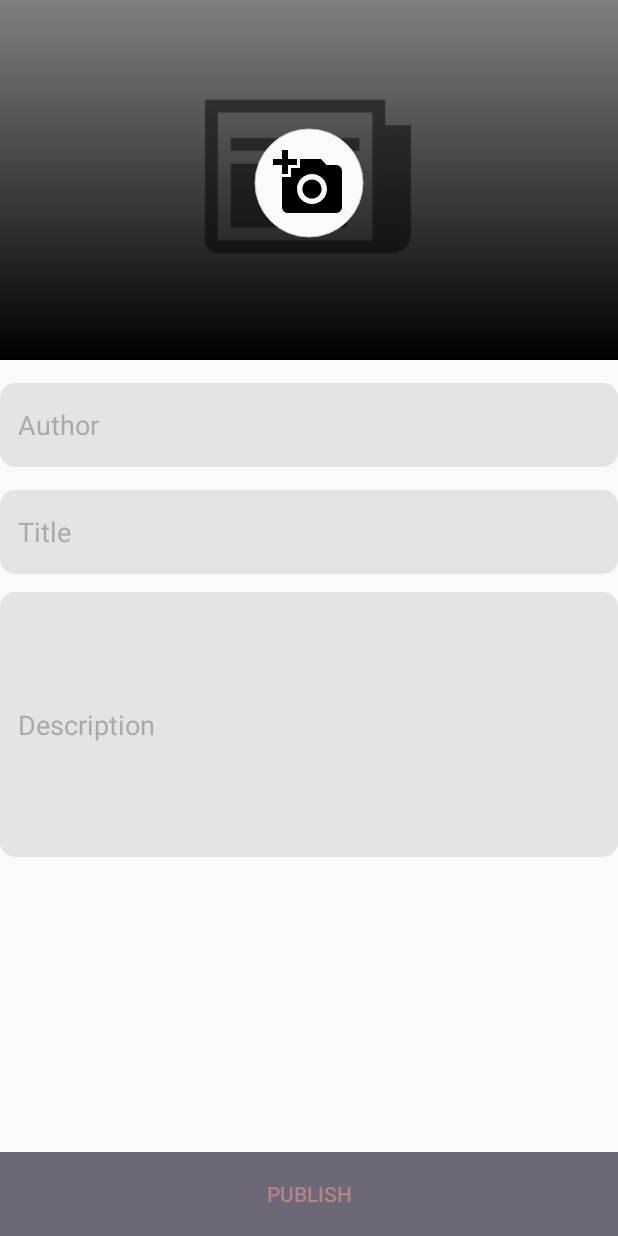
After one commit to ankitmhatre/beingblog, an Android app: the WriteBlog screen opened directly, with no data from a screen before it, on a phone screen of 412 x 824 dp. The commit adds this screen. Run offline under Robolectric (Android 15) with nearby library versions, the phone set to English and light mode, and no system bars; our stand-ins replace Firebase (no records; nobody signed in at launch, a user with empty details on screens opened directly).

Commit message:
Changed fragment to activity

```diff
--- a/app/src/main/AndroidManifest.xml
+++ b/app/src/main/AndroidManifest.xml
@@ -1,6 +1,10 @@
 <?xml version="1.0" encoding="utf-8"?>
 <manifest xmlns:android="http://schemas.android.com/apk/res/android"
     package="being.test.app">
+
+
+    <uses-permission android:name="android.permission.INTERNET" />
+    <uses-permission android:name="android.permission.CAMERA" />
 
     <application
         android:allowBackup="true"
@@ -29,6 +33,7 @@
         <activity android:name=".CreateBlogActivity" android:theme="@style/AppTheme.NoActionBar" />
         <activity android:name=".ListAllBlogs" android:theme="@style/AppTheme.NoActionBar" />
         <activity android:name=".FullViewActivity" android:theme="@style/AppTheme.NoActionBar" />
+        <activity android:name=".WriteBlog" android:theme="@style/AppTheme.NoActionBar" />
 
 
     </application>
--- /dev/null
+++ b/app/src/main/java/being/test/app/WriteBlog.kt
@@ -0,0 +1,267 @@
+package being.test.app
+
+
+
+import android.app.Activity
+import android.app.ActivityManager
+import android.content.ActivityNotFoundException
+import android.content.Intent
+import android.graphics.Bitmap
+import android.net.Uri
+import android.os.Bundle
+import android.provider.MediaStore
+import android.util.Log
+import android.view.Gravity
+import android.view.View
+import android.widget.*
+import androidx.appcompat.app.AppCompatActivity
+import androidx.appcompat.widget.AppCompatImageView
+import being.test.app.firestoreutils.FirebaseFunctions
+import being.test.app.firestoreutils.FirebaseFunctionsResponse
+
+import com.google.android.material.snackbar.Snackbar
+import com.google.android.material.textfield.TextInputEditText
+import com.google.firebase.auth.FirebaseAuth
+import com.google.firebase.auth.FirebaseUser
+import com.google.firebase.firestore.FirebaseFirestore
+import com.google.firebase.storage.FirebaseStorage
+
+import org.json.JSONObject
+import retrofit2.Call
+import retrofit2.Callback
+import retrofit2.Response
+import java.io.File
+import java.io.Serializable
+
+
+class WriteBlog :AppCompatActivity(), FirebaseFunctionsResponse {
+    val PICK_IMAGE = 827
+    val PICK_VIDEO = 828
+    val PICK_AUDIO = 829
+    private var TAG = WriteBlog::class.java.simpleName
+    lateinit var reporters_article_upload_imageview: AppCompatImageView
+    lateinit var camera_button :ColorCircle
+    lateinit var reporters_article_posting_as: TextView
+    private var pictureUri: Uri? = null
+    lateinit var reporters_article_send_btn: Button
+    lateinit var reporters_article_input_title: TextInputEditText
+    lateinit var reporters_article_input_content: TextInputEditText
+    lateinit var reporters_article_pb: ProgressBar
+    lateinit var fileName: TextView
+    lateinit var postArticleSpinner: Spinner
+    private var media_type = "image"
+    lateinit var selectedMedia: String
+    var stringcategory = ArrayList<String>()
+    lateinit var user: FirebaseUser
+    val db = FirebaseFirestore.getInstance()
+    val fbAuth = FirebaseAuth.getInstance()
+
+
+
+    override fun onCreate(savedInstanceState: Bundle?) {
+        super.onCreate(savedInstanceState)
+        setContentView(R.layout.write_blog_layout)
+        user = fbAuth.currentUser as FirebaseUser
+        reporters_article_upload_imageview = findViewById(R.id.reporters_article_upload_imageview)
+        camera_button = findViewById(R.id.camera_button)
+        reporters_article_posting_as = findViewById(R.id.reporters_article_input_author)
+        reporters_article_pb = findViewById(R.id.reporters_article_pb)
+        reporters_article_send_btn = findViewById(R.id.reporters_article_send_btn)
+        reporters_article_input_title = findViewById(R.id.reporters_article_input_title)
+        reporters_article_input_content = findViewById(R.id.reporters_article_input_content)
+
+
+
+        //run and api call to populate categories
+        reporters_article_pb.visibility = View.GONE
+        reporters_article_send_btn.visibility = View.VISIBLE
+
+
+        if (user != null) {
+            reporters_article_posting_as.text = user.displayName
+            reporters_article_posting_as.isEnabled = false
+        }
+
+
+        reporters_article_send_btn.setOnClickListener {
+            reporters_article_pb.visibility = View.VISIBLE
+            reporters_article_send_btn.visibility = View.GONE
+            reporters_article_send_btn.isEnabled = false
+            validateAndUpload()
+        }
+
+        // reporters_article_posting_as.text = "-by " + intent.extras!!.getString("full_name")
+        camera_button.setOnClickListener {
+            pictureUri = null
+            openImagePicker()
+            media_type = "image"
+        }
+
+
+    }
+
+
+    private fun validateAndUpload() {
+        var newNid = -1
+
+        if (reporters_article_input_title.text!!.length > 5 && reporters_article_input_content.text!!.length > 10) {
+            val storageRef = FirebaseStorage.getInstance().reference
+
+
+            if (pictureUri != null) {
+                db.collection("data/v1/news")
+                    .get()
+                    .addOnSuccessListener { result ->
+
+                        result.forEach {
+                            if (it.get("nid") as Long > newNid) {
+                                newNid = "${it.get("nid")}".toInt()
+                            }
+                        }
+                        newNid++
+
+
+                        val filePath = FirebaseFunctions().getRealPathFromURI(this, pictureUri!!)
+                        if (filePath != null) {
+                            val file = File(filePath)
+
+
+                            val extensionFunctionType = Utilities.getMimeType(this, pictureUri)
+                            // Log.d("UPLOAD", "${extensionFunctionType}")
+                            val newfilename = System.currentTimeMillis()
+                            val riversRef = storageRef.child("news_media/${newfilename}.$extensionFunctionType")
+                            val uploadTask = riversRef.putFile(pictureUri!!)
+
+
+// Register observers to listen for when the download is done or if it fails
+                            uploadTask
+                                .addOnFailureListener {
+                                    // Handle unsuccessful uploads
+                                    reporters_article_pb.visibility = View.GONE
+                                    reporters_article_send_btn.isEnabled = true
+                                    reporters_article_send_btn.visibility = View.VISIBLE
+                                    //failed
+                                }
+                                .addOnSuccessListener {
+                                    // taskSnapshot.metadata contains file metadata such as size, content-type, etc.
+                                    // ...
+                                    val a = File(it.uploadSessionUri?.encodedPath)
+                                    Log.d("Uploaded", "$a")
+                                    Log.d("Uploaded", "${riversRef.path}")
+                                    Log.d("Uploaded", "${it.uploadSessionUri}")
+                                    val cUser = FirebaseAuth.getInstance().currentUser
+
+
+                                    val j = hashMapOf(
+                                        "nid" to newNid,
+                                        "media_type" to media_type,
+                                        "category_name" to postArticleSpinner.selectedItem,
+                                        "category_id" to postArticleSpinner.selectedItemPosition,
+                                        "availability" to "available",
+                                        "media_url" to "${riversRef.path}",
+                                        "title" to reporters_article_input_title.text.toString(),
+                                        "content" to reporters_article_input_content.text.toString(),
+                                        "isVerified" to false,
+                                        "reported_by" to cUser!!.displayName,
+                                        "reported_on" to (System.currentTimeMillis() / 1000)
+                                    )
+
+
+                                    FirebaseFunctions().addDataToFirestoreDatabase(this, "data/v1/news", j as HashMap<String, Serializable>)
+
+
+                                }
+
+
+                        } else {
+                            reporters_article_pb.visibility = View.GONE
+                            reporters_article_send_btn.visibility = View.VISIBLE
+                            Snackbar.make(this.findViewById(android.R.id.content),
+                                getString(R.string.please_upload_image), Snackbar.LENGTH_SHORT).show()
+                            reporters_article_send_btn.isEnabled = true
+
+                        }
+
+
+                    }
+                    .addOnFailureListener { e ->
+                        reporters_article_send_btn.isEnabled = true
+                        reporters_article_pb.visibility = View.GONE
+                        reporters_article_send_btn.visibility = View.VISIBLE
+                        Log.w(TAG, "Error adding document", e)
+                        Snackbar.make(this.findViewById(android.R.id.content),
+                            "Failed ${e.message}", Snackbar.LENGTH_SHORT).show()
+                    }
+            } else {
+                reporters_article_pb.visibility = View.GONE
+                reporters_article_send_btn.visibility = View.VISIBLE
+                Snackbar.make(this.findViewById(android.R.id.content),
+                    getString(R.string.select_a_file), Snackbar.LENGTH_SHORT).show()
+                reporters_article_send_btn.isEnabled = true
+            }
+        } else {
+            reporters_article_send_btn.isEnabled = true
+            reporters_article_pb.visibility = View.GONE
+            reporters_article_send_btn.visibility = View.VISIBLE
+            val snackbar = Snackbar.make(this.findViewById(android.R.id.content),
+                getString(R.string.title_content_length_error), Snackbar.LENGTH_SHORT)
+            snackbar.setBackgroundTint(resources.getColor(R.color.colorPrimaryDark))
+            snackbar.show()
+
+        }
+
+
+    }
+
+    private fun openImagePicker() {
+
+        val takePictureIntent = Intent(MediaStore.ACTION_IMAGE_CAPTURE)
+        try {
+            startActivityForResult(takePictureIntent, PICK_IMAGE)
+        } catch (e: ActivityNotFoundException) {
+            // display error state to the user
+        }
+    }
+
+
+    override fun onActivityResult(requestCode: Int, resultCode: Int, data: Intent?) {
+
+Log.d("dataeeeeeeeeeeeeeeeee", "${resultCode} ${data}")
+        super.onActivityResult(requestCode, resultCode, data)
+
+//        if (requestCode == PICK_IMAGE && resultCode == RESULT_OK) {
+//            val imageBitmap = data!!.extras!!.get("data") as Bitmap
+//            reporters_article_upload_imageview.setImageBitmap(imageBitmap)
+//            //pictureUri = data?.data
+//        }
+//
+//
+
+
+    }
+
+
+    override fun dataAddSuccess(successful: Boolean) {
+
+
+        Log.d(TAG, "$successful")
+        if (successful) {
+            Toast.makeText(this, "Added Successfully", Toast.LENGTH_LONG).show()
+            reporters_article_input_title.text!!.clear()
+            reporters_article_input_content.text!!.clear()
+
+            finish()
+        } else {
+            Toast.makeText(this, "Failed", Toast.LENGTH_LONG).show()
+
+        }
+
+        reporters_article_pb.visibility = View.GONE
+        reporters_article_send_btn.visibility = View.VISIBLE
+    }
+
+    override fun firebaseFunctionsResponse(jsonArray: JSONObject?, type: String?) {
+    }
+
+
+}
--- /dev/null
+++ b/app/src/main/res/drawable/ic_add_a_photo_24px.xml
@@ -0,0 +1,9 @@
+<vector xmlns:android="http://schemas.android.com/apk/res/android"
+    android:width="48dp"
+    android:height="48dp"
+    android:viewportWidth="24"
+    android:viewportHeight="24">
+  <path
+      android:fillColor="#FF000000"
+      android:pathData="M3,4V1h2v3h3v2H5v3H3V6H0V4H3zM6,10V7h3V4h7l1.83,2H21c1.1,0 2,0.9 2,2v12c0,1.1 -0.9,2 -2,2H5c-1.1,0 -2,-0.9 -2,-2V10H6zM13,19c2.76,0 5,-2.24 5,-5s-2.24,-5 -5,-5s-5,2.24 -5,5S10.24,19 13,19zM9.8,14c0,1.77 1.43,3.2 3.2,3.2s3.2,-1.43 3.2,-3.2s-1.43,-3.2 -3.2,-3.2S9.8,12.23 9.8,14z"/>
+</vector>
--- /dev/null
+++ b/app/src/main/res/drawable/input_bg.xml
@@ -0,0 +1,13 @@
+<?xml version="1.0" encoding="utf-8"?>
+<shape xmlns:android="http://schemas.android.com/apk/res/android"
+    android:shape="rectangle"
+    >
+
+    <stroke
+        android:width="0dp"
+        android:color="?attr/colorPrimaryDark" />
+    <corners
+        android:radius="10dp" />
+    <solid android:color="#E5E4E4" />
+
+</shape>
--- /dev/null
+++ b/app/src/main/res/layout/write_blog_layout.xml
@@ -0,0 +1,146 @@
+<?xml version="1.0" encoding="utf-8"?>
+<RelativeLayout xmlns:android="http://schemas.android.com/apk/res/android"
+    android:layout_width="match_parent"
+
+    android:layout_height="match_parent"
+    xmlns:app="http://schemas.android.com/apk/res-auto"
+    android:orientation="vertical">
+
+    <ScrollView
+        android:layout_width="match_parent"
+        android:layout_height="match_parent"
+        android:layout_marginBottom="?actionBarSize">
+
+        <LinearLayout
+            android:layout_width="match_parent"
+            android:layout_height="wrap_content"
+            android:orientation="vertical">
+
+            <RelativeLayout
+
+                android:layout_width="match_parent"
+                android:layout_height="240dp">
+
+
+                <androidx.appcompat.widget.AppCompatImageView
+                    android:id="@+id/reporters_article_upload_imageview"
+android:scaleType="centerCrop"
+                    android:src="@drawable/blogs_default"
+                    android:layout_width="match_parent"
+                    android:layout_height="match_parent" />
+
+                <View
+                    android:layout_width="match_parent"
+                    android:layout_height="match_parent"
+                    android:background="@drawable/trending_gradient_shape" />
+                <LinearLayout
+                    android:layout_width="wrap_content"
+                    android:layout_height="wrap_content"
+                    android:weightSum="1"
+                    android:id="@+id/media_container"
+
+                   android:layout_centerInParent="true"
+
+                    android:orientation="horizontal">
+
+
+
+
+                    <being.test.app.ColorCircle
+                        android:id="@+id/camera_button"
+                        android:layout_width="wrap_content"
+
+                        android:layout_height="wrap_content"
+
+                        android:layout_marginStart="4dp"
+                        android:layout_marginTop="4dp"
+                        android:layout_marginEnd="4dp"
+                        app:borderColor="@color/colorGrey"
+                        app:borderWidth="2dp"
+                        app:circleRadius="36dp"
+                        app:fillColor="?android:attr/colorBackground"
+                        app:srcCompat="@drawable/ic_add_a_photo_24px" />
+
+                </LinearLayout>
+
+            </RelativeLayout>
+
+
+
+
+
+            <com.google.android.material.textfield.TextInputEditText
+                android:id="@+id/reporters_article_input_author"
+                android:layout_width="match_parent"
+                android:layout_height="?actionBarSize"
+                android:layout_marginTop="15dp"
+                android:background="@drawable/input_bg"
+                android:enabled="false"
+                android:hint="@string/author"
+                android:inputType="textPersonName"
+                android:padding="12dp"
+                android:textColorHint="#aaa" />
+
+
+            <com.google.android.material.textfield.TextInputEditText
+                android:id="@+id/reporters_article_input_title"
+                android:layout_width="match_parent"
+                android:layout_height="?actionBarSize"
+                android:layout_marginTop="15dp"
+                android:background="@drawable/input_bg"
+                android:hint="@string/title"
+                android:inputType="textEmailSubject"
+                android:padding="12dp"
+                android:textColorHint="#aaa" />
+
+
+            <com.google.android.material.textfield.TextInputEditText
+                android:id="@+id/reporters_article_input_content"
+                android:layout_width="match_parent"
+                android:layout_height="wrap_content"
+                android:layout_marginTop="@dimen/text_12"
+                android:background="@drawable/input_bg"
+                android:hint="@string/description"
+                android:inputType="textMultiLine"
+                android:maxLines="20"
+                android:minLines="7"
+                android:padding="12dp"
+                android:textColorHint="#aaa" />
+
+
+        </LinearLayout>
+
+
+    </ScrollView>
+
+    <RelativeLayout
+        android:layout_width="match_parent"
+        android:layout_height="?actionBarSize"
+        android:layout_alignParentBottom="true"
+
+        android:gravity="center">
+
+        <ProgressBar
+            android:id="@+id/reporters_article_pb"
+            android:layout_width="wrap_content"
+            android:layout_height="wrap_content"
+            android:layout_centerInParent="true"
+            android:indeterminate="true"
+            android:progressTint="@color/colorPrimaryDark" />
+
+        <androidx.appcompat.widget.AppCompatButton
+            android:id="@+id/reporters_article_send_btn"
+            android:layout_width="match_parent"
+            android:layout_height="match_parent"
+            android:visibility="gone"
+            android:background="@color/colorAccent"
+            android:padding="12dp"
+            android:text="@string/publish"
+
+            android:textColor="@color/colorPrimaryDark" />
+
+
+    </RelativeLayout>
+
+
+</RelativeLayout>
--- a/app/src/main/res/values/strings.xml
+++ b/app/src/main/res/values/strings.xml
@@ -23,8 +23,16 @@
     <string name="date">Date</string>
     <string name="author">Author</string>
 
+    <string name="please_upload_image">Please upload an image</string>
+    <string name="select_a_file">Select a media file</string>
+    <string name="title_content_length_error">The length of the title or content is less than expected</string>
     <string name="find_more_on_being_blog_app">Find more on the Being Blog App </string>
     <string name="no_internet_conn">Not connected to the internet</string>
 
     <string name="some_error">There was some error</string>
+    <string name="publish">Publish</string>
+    <string name="description">Description</string>
+    <string name="select_a_image">Select an Image</string>
+
+    <string name="check_back_later_auth">We have trouble with your account, check back later.</string>
 </resources>
```
Also changed, not shown: app/src/main/java/being/test/app/DashboardHome.kt (+1 -1 lines), app/src/main/java/being/test/app/firestoreutils/FirebaseFunctions.kt (added, +140 -0 lines), app/src/main/java/being/test/app/firestoreutils/FirebaseFunctionsResponse.java (added, +8 -0 lines).
